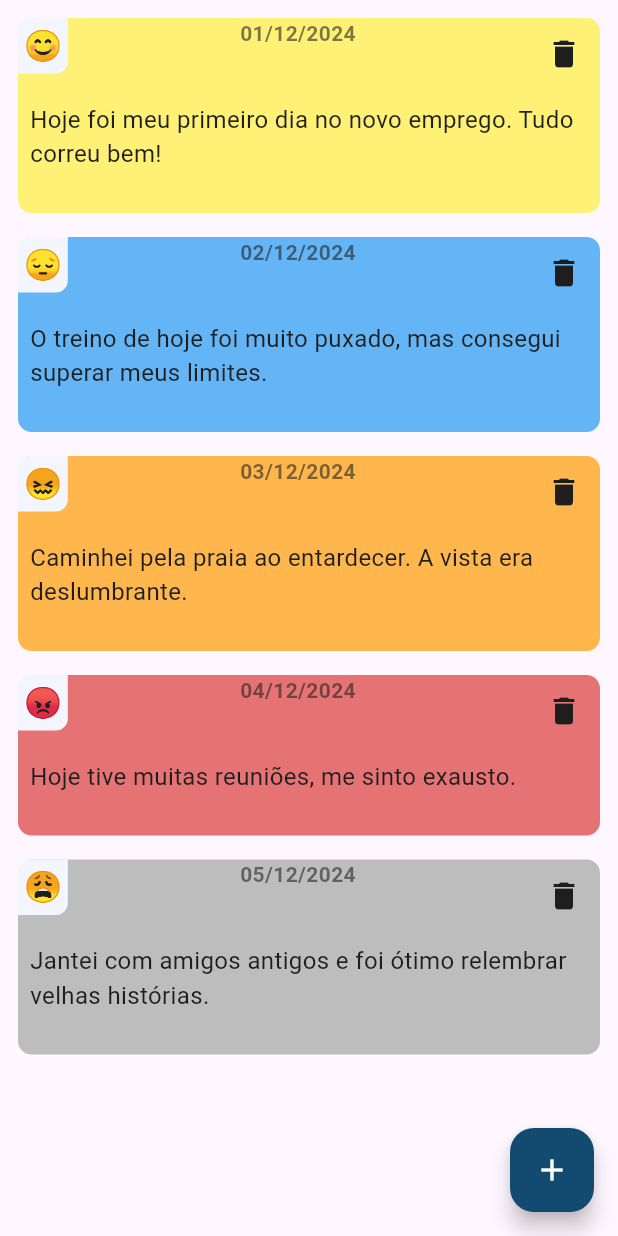
After one commit to JVictor25/Dispositivos-Moveis-Projeto-, a Flutter app: the DiaryScreen screen opened directly, on a phone screen of 412 x 824 dp. The commit adds this screen. Run offline on Flutter 3.47's test engine with Material 3 defaults, Android fonts, the phone set to English and light mode, and no system bars; our stand-ins replace flutter_svg, table_calendar; accounts and stored records are empty.

Commit message:
adiciona provider de diary e emoções nos cards do diary

```diff
--- /dev/null
+++ b/breakpoint_app/devtools_options.yaml
@@ -0,0 +1,3 @@
+description: This file stores settings for Dart & Flutter DevTools.
+documentation: https://docs.flutter.dev/tools/devtools/extensions#configure-extension-enablement-states
+extensions:
--- a/breakpoint_app/lib/data/data.dart
+++ b/breakpoint_app/lib/data/data.dart
@@ -70,6 +70,7 @@ List<User> userList = [
       )
   ];
 
+List<String> emotions = ["Feliz", "Triste", "Raiva", "Ansioso", "Cansado"];
 
 List<Vice> exampleVices = [
   Vice(
--- a/breakpoint_app/lib/main.dart
+++ b/breakpoint_app/lib/main.dart
@@ -1,5 +1,6 @@
 // ignore_for_file: prefer_const_constructors
 import 'package:breakpoint_app/providers/active_user.dart';
+import 'package:breakpoint_app/providers/diary_provider.dart';
 import 'package:breakpoint_app/providers/user_service.dart';
 import 'package:flutter/material.dart';
 import 'package:provider/provider.dart'; // Importa o pacote Provider
@@ -12,7 +13,8 @@ void main() {
       providers: [
         ChangeNotifierProvider(create: (context) => ViceProvider(),),
         ChangeNotifierProvider(create: (context) => ActiveUser()),
-        ChangeNotifierProvider(create: (context) => UserService())
+        ChangeNotifierProvider(create: (context) => UserService()),
+        ChangeNotifierProvider(create: (context) => DiaryProvider())
       ],
       child: MyApp(),
     ),
--- a/breakpoint_app/lib/model/DiaryEntry.dart
+++ b/breakpoint_app/lib/model/DiaryEntry.dart
@@ -1,7 +1,9 @@
 class DiaryEntry {
 
-  DiaryEntry({required this.body, DateTime? date}): date = date ?? DateTime.now();
+  DiaryEntry({required this.title, required this.text, required this.emotion, required this.createdAt});
 
-  String body;
-  DateTime date;
+  String title;
+  String text;
+  String emotion = '';
+  DateTime createdAt;
 }
--- /dev/null
+++ b/breakpoint_app/lib/providers/diary_provider.dart
@@ -0,0 +1,52 @@
+
+import 'package:breakpoint_app/model/DiaryEntry.dart';
+import 'package:flutter/material.dart';
+
+List<DiaryEntry> mockData = [
+    DiaryEntry(
+      title: "Primeiro dia de trabalho",
+      text: "Hoje foi meu primeiro dia no novo emprego. Tudo correu bem!",
+      emotion: "Feliz",
+      createdAt: DateTime(2024, 12, 1, 10, 30),
+    ),
+    DiaryEntry(
+      title: "Treino intenso",
+      text: "O treino de hoje foi muito puxado, mas consegui superar meus limites.",
+      emotion: "Triste",
+      createdAt: DateTime(2024, 12, 2, 18, 15),
+    ),
+    DiaryEntry(
+      title: "Caminhada na praia",
+      text: "Caminhei pela praia ao entardecer. A vista era deslumbrante.",
+      emotion: "Ansioso",
+      createdAt: DateTime(2024, 12, 3, 17, 45),
+    ),
+    DiaryEntry(
+      title: "Dia cansativo",
+      text: "Hoje tive muitas reuniões, me sinto exausto.",
+      emotion: "Raiva",
+      createdAt: DateTime(2024, 12, 4, 20, 0),
+    ),
+    DiaryEntry(
+      title: "Jantar com amigos",
+      text: "Jantei com amigos antigos e foi ótimo relembrar velhas histórias.",
+      emotion: "Cansado",
+      createdAt: DateTime(2024, 12, 5, 21, 30),
+    ),
+  ];
+
+class DiaryProvider with ChangeNotifier {
+  final List<DiaryEntry> _diaryEntries = mockData;
+
+  List<DiaryEntry> get diaryEntries => List.unmodifiable(_diaryEntries);
+
+  void addEntry(DiaryEntry diaryEntry) {
+    _diaryEntries.add(diaryEntry);
+    notifyListeners();
+  }
+
+  void removeEntry(DiaryEntry diaryEntry) {
+    _diaryEntries.remove(diaryEntry);
+    notifyListeners();
+  }
+}
--- a/breakpoint_app/lib/screens/home_screen.dart
+++ b/breakpoint_app/lib/screens/home_screen.dart
@@ -5,7 +5,7 @@ import 'package:breakpoint_app/model/Vice.dart';
 import 'package:breakpoint_app/providers/active_user.dart';
 import 'package:breakpoint_app/screens/achievements_screen.dart';
 import 'package:breakpoint_app/screens/addiction_screen.dart';
-import 'package:breakpoint_app/screens/Diary_screen.dart';
+import 'package:breakpoint_app/screens/diary_screen.dart';
 import 'package:flutter/material.dart';
 import 'package:breakpoint_app/components/drawer.dart';
 import 'package:provider/provider.dart';
@@ -68,7 +68,7 @@ class _HomescreenState extends State<Homescreen> {
             ? Addiction() // Nenhuma alteração necessária aqui
             : _currentPageIndex == 1
                 ? Achievements() // Remova a passagem de `viceList`
-                : Diary(),
+                : DiaryScreen(),
       ),
     );
   }
--- /dev/null
+++ b/breakpoint_app/lib/widgets/diary_list.dart
@@ -0,0 +1,154 @@
+import 'package:breakpoint_app/model/DiaryEntry.dart';
+import 'package:breakpoint_app/providers/diary_provider.dart';
+import 'package:flutter/material.dart';
+import 'package:intl/date_symbol_data_local.dart';
+import 'package:intl/intl.dart';
+import 'package:provider/provider.dart';
+
+class DiaryList extends StatefulWidget {
+  const DiaryList({super.key});
+
+  @override
+  State<DiaryList> createState() => _DiaryListState();
+}
+
+class _DiaryListState extends State<DiaryList> {
+
+  final Map<String, Color> emotionColors = {
+    "Feliz": Colors.yellow.shade300,
+    "Triste": Colors.blue.shade300,
+    "Raiva": Colors.red.shade300,
+    "Ansioso": Colors.orange.shade300,
+    "Cansado": Colors.grey.shade400,
+  };
+
+  final Map<String, String> emotionEmojis = {
+    "Feliz": "😊",
+    "Triste": "😔",
+    "Raiva": "😡",
+    "Ansioso": "😖",
+    "Cansado": "😩",
+  };
+
+  void _openConfirmationModel(DiaryEntry entry) {
+    showDialog(
+      context: context,
+      builder: (BuildContext context) {
+        return AlertDialog(
+          title: Text('Excluir entrada?'),
+          content: Text('Tem certeza que deseja excluir esse registro?'),
+          actions: [
+            TextButton(
+              onPressed: () {
+                context.read<DiaryProvider>().removeEntry(entry);
+                Navigator.of(context).pop();
+              },
+              child: Text('Excluir'),
+            ),
+            TextButton(
+              onPressed: () {
+                Navigator.of(context).pop();
+              },
+              child: Text('Cancelar'),
+            ),
+          ],
+        );
+      },
+    );
+  }
+
+  @override
+  Widget build(BuildContext context) {
+    return Consumer<DiaryProvider>(
+      builder: (context, diaryProvider, child) {
+          return (diaryProvider.diaryEntries.isEmpty
+          ? Center(
+              child: Column(
+                mainAxisAlignment: MainAxisAlignment.center,
+                children: [
+                  Image.asset('assets/images/empty-diary.png', width: 150),
+                  Text(
+                    'Nenhum registro no diário',
+                    style: TextStyle(
+                      fontSize: 18,
+                      fontWeight: FontWeight.bold,
+                    ),
+                  ),
+                ],
+              ),
+            )
+          : ListView.separated(
+              padding: const EdgeInsets.all(8),
+              itemCount: diaryProvider.diaryEntries.length,
+              itemBuilder: (BuildContext context, int index) {
+                final entry = diaryProvider.diaryEntries[index];
+                final color = emotionColors[entry.emotion] ?? Colors.white;
+                final emoji = emotionEmojis[entry.emotion] ?? "❓";
+                return Card.filled(
+                    shape: RoundedRectangleBorder(
+                      borderRadius: BorderRadius.circular(9),
+                    ),
+                    color: color,
+                    child: Padding(
+                      padding: const EdgeInsets.fromLTRB(0, 0, 0, 20),
+                      child: Column(
+                        crossAxisAlignment: CrossAxisAlignment.start,
+                        children: [
+                          Row(
+                            mainAxisAlignment: MainAxisAlignment.spaceBetween,
+                            crossAxisAlignment: CrossAxisAlignment.start,
+                            children: [
+                              Container(
+                                decoration: BoxDecoration(
+                                  color: Color.fromRGBO(244, 246, 255, 1),
+                                  borderRadius: BorderRadius.only(
+                                    topLeft: Radius.circular(8),
+                                    bottomRight: Radius.circular(8),
+                                  ),
+                                ),
+                                padding: EdgeInsets.all(4),
+                                child: Text(
+                                  emoji,
+                                  style: TextStyle(fontSize: 20),
+                                ),
+                              ),
+                              Text(
+                                DateFormat('dd/MM/yyyy')
+                                    .format(diaryProvider.diaryEntries[index].createdAt),
+                                style: TextStyle(
+                                  fontSize: 14,
+                                  fontWeight: FontWeight.bold,
+                                  color: Color.fromRGBO(32, 32, 32, 0.589),
+
+                                ),
+                              ),
+                              IconButton(
+                                icon: Icon(
+                                  Icons.delete,
+                                  color: Color.fromRGBO(30, 30, 30, 1),
+                                ),
+                                onPressed: () => _openConfirmationModel(
+                                    diaryProvider.diaryEntries[index]),
+                              ),
+                            ],
+                          ),
+                          Container(
+                            padding: EdgeInsets.all(8),
+                            child: Text(
+                              diaryProvider.diaryEntries[index].text,
+                              style: TextStyle(
+                                fontSize: 16,
+                                color: Color.fromRGBO(30, 30, 30, 1),
+                              ),
+                            )
+                          ),
+                        ],
+                      ),
+                    ));
+              },
+              separatorBuilder: (BuildContext context, int index) =>
+                  const SizedBox(height: 8),
+            ));}
+      );
+  }
+}
```
Also changed, not shown: breakpoint_app/lib/screens/diary_screen.dart (+8 -130 lines), breakpoint_app/lib/widgets/diary_form.dart (+14 -13 lines).
